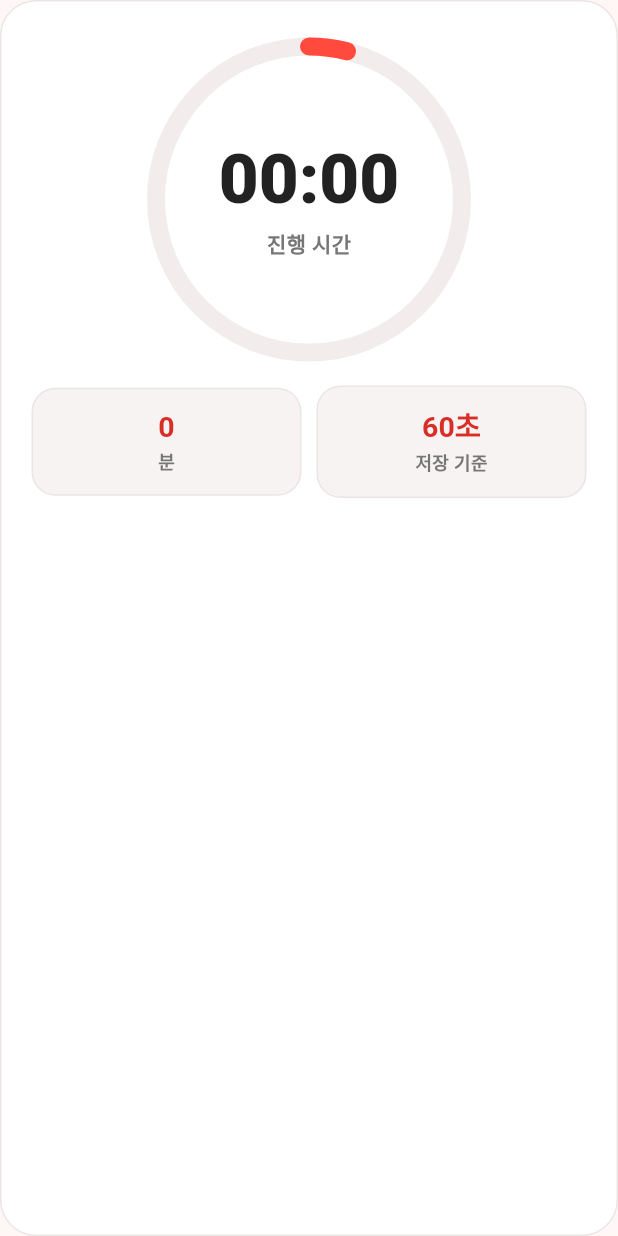
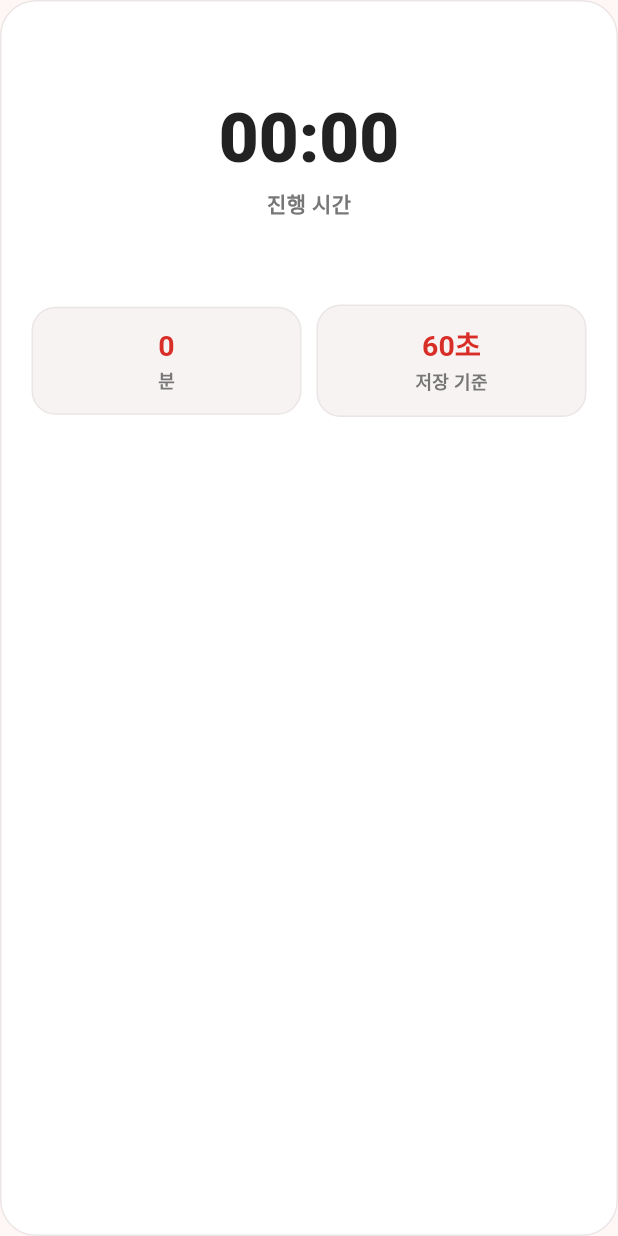
Before and after one commit to no-ikjun/gistag_app, a Flutter app: the _TimerPanel widget shown alone on an empty page, opened directly with empty values, on a phone screen of 412 x 824 dp. Run offline on Flutter 3.47's test engine with Material 3 defaults, Android fonts, the phone set to English and light mode, and no system bars; our stand-ins replace dio, flutter_dotenv, flutter_riverpod, flutter_secure_storage, flutter_svg, geolocator and 1 more; missing offline and left inert: flutter_naver_map, flutter_web_auth_2, scaler; accounts and stored records are empty; Roboto replaces fonts that are missing (Pretendard).

Commit message:
Simplify active workout timer display

```diff
--- a/lib/screens/active_workout_screen.dart
+++ b/lib/screens/active_workout_screen.dart
@@ -191,8 +191,6 @@ class _TimerPanel extends StatelessWidget {
 
   @override
   Widget build(BuildContext context) {
-    final progress = (elapsed.inSeconds / 3600).clamp(0.04, 1.0);
-
     return Container(
       width: double.infinity,
       padding: const EdgeInsets.symmetric(vertical: 30, horizontal: 20),
@@ -205,28 +203,13 @@ class _TimerPanel extends StatelessWidget {
         children: [
           SizedBox(
             width: 204,
-            height: 204,
-            child: Stack(
-              alignment: Alignment.center,
-              children: [
-                SizedBox(
-                  width: 204,
-                  height: 204,
-                  child: CircularProgressIndicator(
-                    value: progress,
-                    strokeWidth: 12,
-                    strokeCap: StrokeCap.round,
-                    backgroundColor: const Color(0xFFF2EDEC),
-                    color: GistagColors.primary,
-                  ),
-                ),
-                Column(
-                  mainAxisSize: MainAxisSize.min,
+            height: 150,
+            child: Column(
+              mainAxisAlignment: MainAxisAlignment.center,
               children: [
                 Text(
                   _formatDuration(elapsed),
-                      style: Theme.of(context).textTheme.headlineLarge
-                          ?.copyWith(
+                  style: Theme.of(context).textTheme.headlineLarge?.copyWith(
                     color: GistagColors.text,
                     fontSize: elapsed.inHours > 0 ? 38 : 46,
                     fontWeight: FontWeight.w800,
@@ -235,11 +218,9 @@ class _TimerPanel extends StatelessWidget {
                 const SizedBox(height: 6),
                 Text(
                   '진행 시간',
-                      style: Theme.of(context).textTheme.bodyMedium?.copyWith(
-                        fontWeight: FontWeight.w700,
-                      ),
-                    ),
-                  ],
+                  style: Theme.of(
+                    context,
+                  ).textTheme.bodyMedium?.copyWith(fontWeight: FontWeight.w700),
                 ),
               ],
             ),
```
Lines whose indentation alone changed are shown as unchanged.
